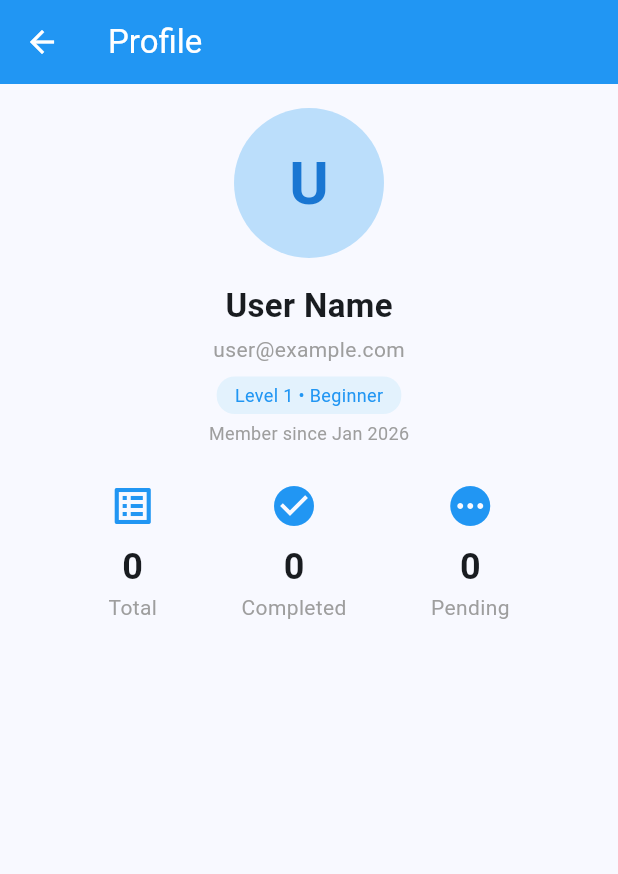
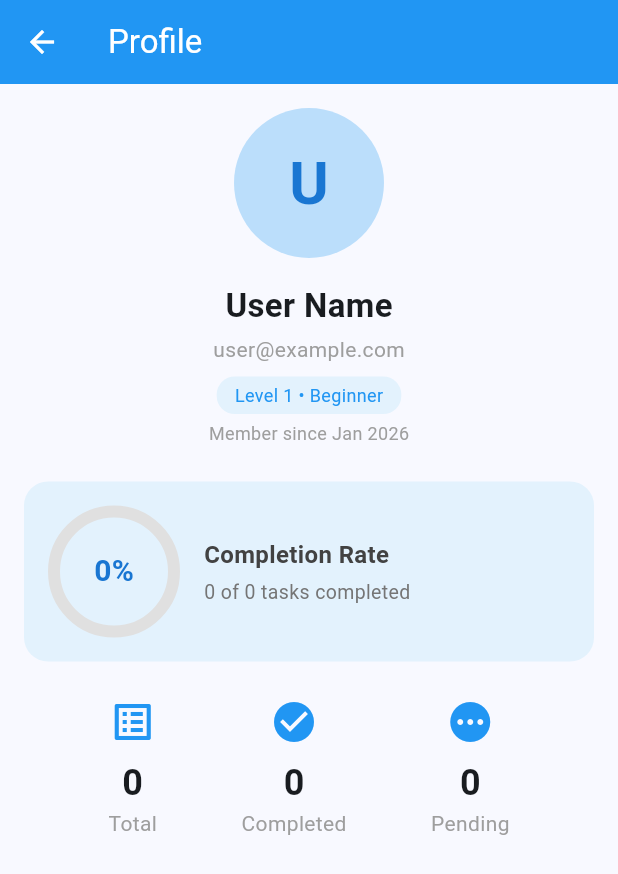
Before and after one commit to D1pesh/Task_Cue, a Flutter app: the ProfileScreen screen opened directly, on a phone screen of 412 x 824 dp. Shown: the top 874 px of the screen. Run offline on Flutter 3.47's test engine with Material 3 defaults, Android fonts, the phone set to English and light mode, and no system bars.

Commit message:
Add completion rate circle to profile screen

```diff
--- a/lib/screens/profile_screen.dart
+++ b/lib/screens/profile_screen.dart
@@ -61,6 +61,11 @@ class ProfileScreen extends StatelessWidget {
             ),
             const SizedBox(height: 24),
 
+            // Completion Rate Circle
+            _buildCompletionRate(taskProvider),
+
+            const SizedBox(height: 24),
+
             // Stats Row
             Row(
               mainAxisAlignment: MainAxisAlignment.spaceEvenly,
@@ -76,6 +81,77 @@ class ProfileScreen extends StatelessWidget {
     );
   }
 
+  Widget _buildCompletionRate(TaskProvider taskProvider) {
+    final total = taskProvider.tasks.length;
+    final completed = taskProvider.completedCount;
+    final percentage = total > 0 ? (completed / total * 100).toInt() : 0;
+
+    return Container(
+      padding: const EdgeInsets.all(20),
+      decoration: BoxDecoration(
+        color: Colors.blue.shade50,
+        borderRadius: BorderRadius.circular(16),
+      ),
+      child: Row(
+        children: [
+          // Circular Progress
+          SizedBox(
+            width: 80,
+            height: 80,
+            child: Stack(
+              alignment: Alignment.center,
+              children: [
+                SizedBox(
+                  width: 80,
+                  height: 80,
+                  child: CircularProgressIndicator(
+                    value: total > 0 ? completed / total : 0,
+                    strokeWidth: 8,
+                    backgroundColor: Colors.grey.shade300,
+                    valueColor: AlwaysStoppedAnimation<Color>(Colors.blue.shade600),
+                  ),
+                ),
+                Text(
+                  '$percentage%',
+                  style: TextStyle(
+                    fontSize: 20,
+                    fontWeight: FontWeight.bold,
+                    color: Colors.blue.shade700,
+                  ),
+                ),
+              ],
+            ),
+          ),
+          const SizedBox(width: 20),
+          // Text Info
+          Expanded(
+            child: Column(
+              crossAxisAlignment: CrossAxisAlignment.start,
+              children: [
+                Text(
+                  'Completion Rate',
+                  style: TextStyle(
+                    fontSize: 16,
+                    fontWeight: FontWeight.bold,
+                    color: Colors.grey.shade800,
+                  ),
+                ),
+                const SizedBox(height: 4),
+                Text(
+                  '$completed of $total tasks completed',
+                  style: TextStyle(
+                    fontSize: 13,
+                    color: Colors.grey.shade600,
+                  ),
+                ),
+              ],
+            ),
+          ),
+        ],
+      ),
+    );
+  }
+
   Widget _buildStatItem(String label, int value, IconData icon) {
     return Column(
       children: [
```
